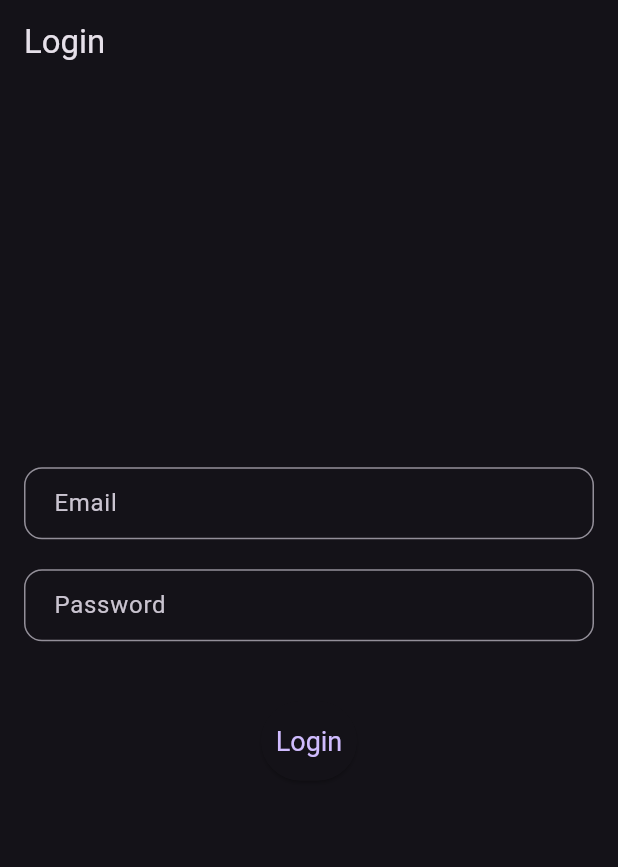
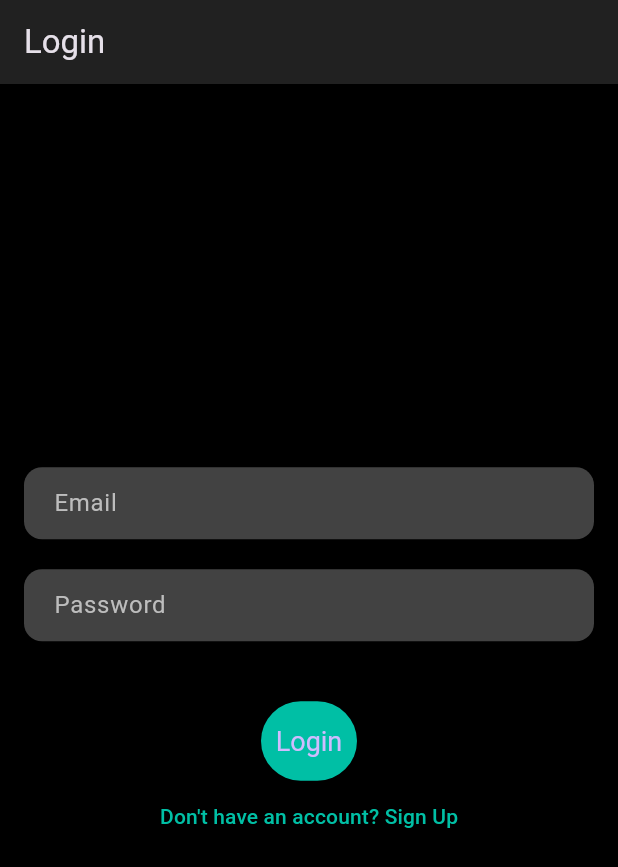
Before and after one commit to etheetla1/Personal_financeProject, a Flutter app: the screen it shows after launch, on a phone screen of 412 x 824 dp. Shown: the top 867 px of the screen. Run offline on Flutter 3.47's test engine with Material 3 defaults, Android fonts, the phone set to English and light mode, and no system bars; our stand-ins replace sqflite; accounts and stored records are empty.

Commit message:
Enhanced login signup with database actions and modified UI

```diff
--- a/lib/main.dart
+++ b/lib/main.dart
@@ -1,10 +1,10 @@
-import 'package:expanse_management/screens/budget_screen.dart';
-import 'package:expanse_management/screens/income_expense_screen.dart';
-import 'package:expanse_management/screens/savings_goal_screen.dart';
 import 'package:flutter/material.dart';
 import 'screens/login_signup.dart';
 import 'screens/dashboard_screen.dart';
 import 'screens/profile_settings.dart';
+import 'screens/income_expense_screen.dart';
+import 'screens/budget_screen.dart';
+import 'screens/savings_goal_screen.dart';
 
 void main() {
   runApp(FinanceManagerApp());
@@ -18,16 +18,19 @@ class FinanceManagerApp extends StatelessWidget {
       theme: ThemeData(
         brightness: Brightness.dark, // Default to dark mode
       ),
-      // Using named routes allows easy navigation and more scalable management of screens.
-      initialRoute:
-          '/', // This can be set to your initial screen (login/signup)
+      // Setting the initial route to the login/signup screen
+      initialRoute: '/',
       routes: {
-        '/': (context) => LoginSignupScreen(), // Initial route
-        '/dashboard': (context) => DashboardScreen(),
-        '/profile_settings': (context) => ProfileSettingsScreen(),
-        '/budget': (context) => BudgetScreen(),
-        '/income_expense': (context) => IncomeExpenseScreen(),
-        '/savings_goal': (context) => SavingsGoalScreen(),
+        '/': (context) => LoginSignupScreen(), // Initial login/signup screen
+        '/dashboard': (context) =>
+            DashboardScreen(), // After login, the dashboard
+        '/profile_settings': (context) =>
+            ProfileSettingsScreen(), // Settings screen
+        '/income_expense': (context) =>
+            IncomeExpenseScreen(), // Income/Expense screen
+        '/budget': (context) => BudgetScreen(), // Budget management screen
+        '/savings_goal': (context) =>
+            SavingsGoalScreen(), // Savings goal screen
       },
     );
   }
--- a/lib/screens/login_signup.dart
+++ b/lib/screens/login_signup.dart
@@ -1,4 +1,5 @@
 import 'package:flutter/material.dart';
+import '../db_helper.dart'; // Import the DBHelper class
 
 class LoginSignupScreen extends StatefulWidget {
   @override
@@ -6,20 +7,54 @@ class LoginSignupScreen extends StatefulWidget {
 }
 
 class _LoginSignupScreenState extends State<LoginSignupScreen> {
-  bool isLogin = true;
+  bool isLogin = true; // Initial state is for login
+  String email = '';
+  String password = '';
+  String confirmPassword = '';
+
+  final DBHelper dbHelper = DBHelper(); // Instantiate the DBHelper class
 
   // Toggle between login and signup forms
   void toggleForm() {
     setState(() {
-      isLogin = !isLogin;
+      isLogin = !isLogin; // Switch between login and signup form
     });
+  }
+
+  // Register user to the database
+  void registerUser() async {
+    if (password == confirmPassword) {
+      await dbHelper.registerUser(email, password);
+      ScaffoldMessenger.of(context).showSnackBar(
+          SnackBar(content: Text('User registered successfully!')));
+      toggleForm(); // Switch back to login after successful signup
+    } else {
+      ScaffoldMessenger.of(context)
+          .showSnackBar(SnackBar(content: Text('Passwords do not match')));
+    }
+  }
+
+  // Login user by checking the database
+  void loginUser() async {
+    var user = await dbHelper.loginUser(email, password);
+    if (user != null) {
+      ScaffoldMessenger.of(context)
+          .showSnackBar(SnackBar(content: Text('Login successful')));
+      Navigator.pushReplacementNamed(
+          context, '/dashboard'); // Navigate to dashboard on login success
+    } else {
+      ScaffoldMessenger.of(context)
+          .showSnackBar(SnackBar(content: Text('Invalid credentials')));
+    }
   }
 
   @override
   Widget build(BuildContext context) {
     return Scaffold(
+      backgroundColor: Colors.black, // Ensure background is dark for dark mode
       appBar: AppBar(
         title: Text(isLogin ? "Login" : "Sign Up"),
+        backgroundColor: Colors.grey[900], // Darker AppBar color for dark mode
       ),
       body: Padding(
         padding: const EdgeInsets.all(16.0),
@@ -27,38 +62,47 @@ class _LoginSignupScreenState extends State<LoginSignupScreen> {
           mainAxisAlignment: MainAxisAlignment.center,
           children: [
             // Email field
-            _buildTextField("Email", false),
+            _buildTextField("Email", false, (value) => email = value),
             SizedBox(height: 20),
 
             // Password field
-            _buildTextField("Password", true),
+            _buildTextField("Password", true, (value) => password = value),
             SizedBox(height: 20),
 
             // If in signup mode, show confirm password field
-            if (!isLogin) _buildTextField("Confirm Password", true),
+            if (!isLogin)
+              _buildTextField(
+                  "Confirm Password", true, (value) => confirmPassword = value),
             SizedBox(height: 20),
 
             // Login or Sign up button
             ElevatedButton(
               onPressed: () {
-                // Handle login or signup logic
+                if (isLogin) {
+                  loginUser(); // Handle login
+                } else {
+                  registerUser(); // Handle signup
+                }
               },
               child: Text(isLogin ? "Login" : "Sign Up"),
               style: ElevatedButton.styleFrom(
                 padding: EdgeInsets.symmetric(vertical: 16.0),
                 textStyle: TextStyle(fontSize: 18),
-                backgroundColor: Theme.of(context).primaryColor,
+                backgroundColor: Colors
+                    .tealAccent[700], // Use backgroundColor instead of primary
               ),
             ),
 
             // Toggle between Login and Signup
             TextButton(
-              onPressed: toggleForm,
+              onPressed: toggleForm, // Trigger toggle between forms
               child: Text(
                 isLogin
                     ? "Don't have an account? Sign Up"
                     : "Already have an account? Login",
-                style: TextStyle(color: Theme.of(context).primaryColor),
+                style: TextStyle(
+                    color:
+                        Colors.tealAccent[700]), // Brighter text for dark mode
               ),
             ),
           ],
@@ -67,17 +111,27 @@ class _LoginSignupScreenState extends State<LoginSignupScreen> {
     );
   }
 
-  // A reusable method for building text fields
-  Widget _buildTextField(String hint, bool isPassword) {
+  // A reusable method for building text fields with dark mode support
+  Widget _buildTextField(
+      String hint, bool isPassword, Function(String) onChanged) {
     return TextField(
       obscureText: isPassword,
+      style: TextStyle(
+          color: Colors.white), // Ensure text color is white for dark mode
       decoration: InputDecoration(
         hintText: hint,
+        hintStyle: TextStyle(
+            color: Colors.grey[400]), // Subtle hint color for dark mode
+        filled: true,
+        fillColor: Colors.grey[800], // Dark fill color for text fields
         border: OutlineInputBorder(
           borderRadius: BorderRadius.circular(12),
+          borderSide:
+              BorderSide.none, // No border for a clean look in dark mode
         ),
         contentPadding: EdgeInsets.symmetric(horizontal: 16.0),
       ),
+      onChanged: onChanged,
     );
   }
 }
```
Also changed, not shown: lib/db_helper.dart (+21 -38 lines), pubspec.lock, 3 other files.
